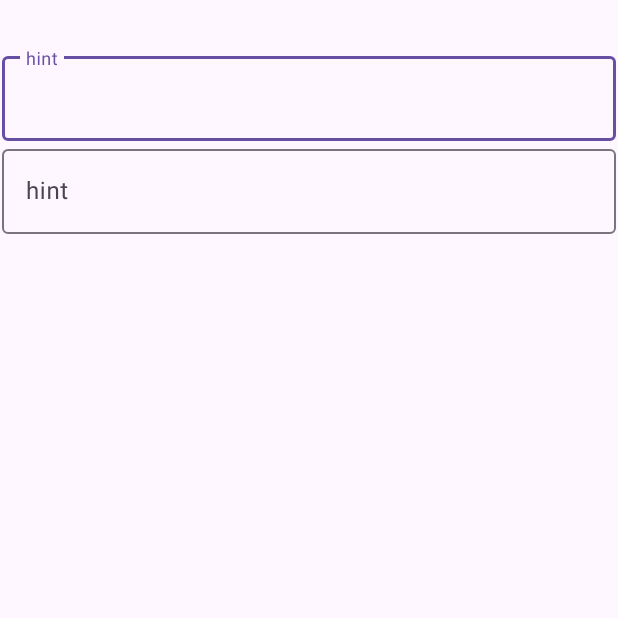
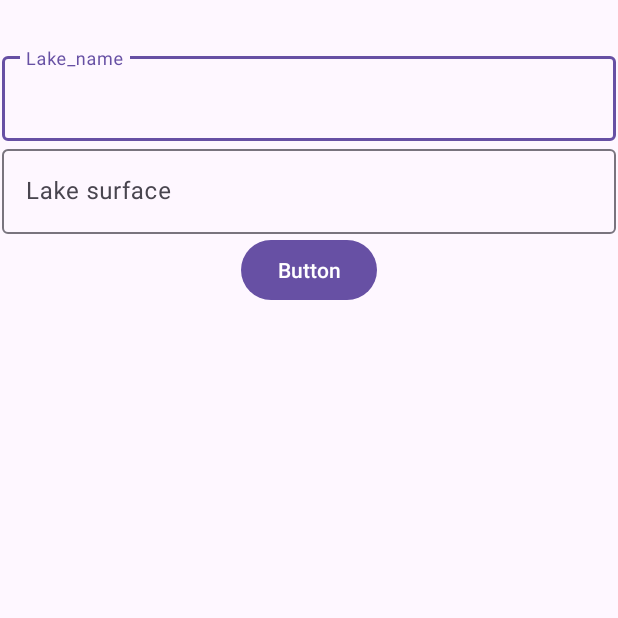
Before and after one commit to AngelGuidos/ParcialJoseGuidosMoviles, an Android app: the fragment AddLagoFragment shown on its own in the app's theme, on a phone screen of 412 x 824 dp, the top half of it. Run offline under Robolectric (Android 15) with nearby library versions, the phone set to English and light mode, and no system bars; our stand-ins replace data binding.

Commit message:
capa ViewModel

```diff
--- a/ParcialJoseGuidos/app/src/main/AndroidManifest.xml
+++ b/ParcialJoseGuidos/app/src/main/AndroidManifest.xml
@@ -3,6 +3,7 @@
     xmlns:tools="http://schemas.android.com/tools">
 
     <application
+        android:name=".LakeReviewerApplication"
         android:allowBackup="true"
         android:dataExtractionRules="@xml/data_extraction_rules"
         android:fullBackupContent="@xml/backup_rules"
@@ -13,7 +14,7 @@
         android:theme="@style/Theme.ParcialJoseGuidos"
         tools:targetApi="31">
         <activity
-            android:name=".MainActivity"
+            android:name=".ui.MainActivity"
             android:exported="true">
             <intent-filter>
                 <action android:name="android.intent.action.MAIN" />
--- a/ParcialJoseGuidos/app/src/main/java/com/galacticstudio/parcialjoseguidos/AddLagoFragment.kt
+++ /dev/null
@@ -1,23 +0,0 @@
-package com.galacticstudio.parcialjoseguidos
-
-import android.os.Bundle
-import androidx.fragment.app.Fragment
-import android.view.LayoutInflater
-import android.view.View
-import android.view.ViewGroup
-
-class AddLagoFragment : Fragment() {
-
-    override fun onCreate(savedInstanceState: Bundle?) {
-        super.onCreate(savedInstanceState)
-    }
-
-    override fun onCreateView(
-        inflater: LayoutInflater, container: ViewGroup?,
-        savedInstanceState: Bundle?
-    ): View? {
-        // Inflate the layout for this fragment
-        return inflater.inflate(R.layout.fragment_add_lago, container, false)
-    }
-
-}
--- /dev/null
+++ b/ParcialJoseGuidos/app/src/main/java/com/galacticstudio/parcialjoseguidos/LakeReviewerApplication.kt
@@ -0,0 +1,11 @@
+package com.galacticstudio.parcialjoseguidos
+
+import android.app.Application
+import com.galacticstudio.parcialjoseguidos.data.lakes
+import com.galacticstudio.parcialjoseguidos.repositories.LakeRepository
+
+class LakeReviewerApplication: Application() {
+    val lakeRepository: LakeRepository by lazy {
+        LakeRepository(lakes)
+    }
+}
--- a/ParcialJoseGuidos/app/src/main/java/com/galacticstudio/parcialjoseguidos/MainActivity.kt
+++ b/ParcialJoseGuidos/app/src/main/java/com/galacticstudio/parcialjoseguidos/ui/MainActivity.kt
@@ -1,7 +1,8 @@
-package com.galacticstudio.parcialjoseguidos
+package com.galacticstudio.parcialjoseguidos.ui
 
 import androidx.appcompat.app.AppCompatActivity
 import android.os.Bundle
+import com.galacticstudio.parcialjoseguidos.R
 
 class MainActivity : AppCompatActivity() {
     override fun onCreate(savedInstanceState: Bundle?) {
--- /dev/null
+++ b/ParcialJoseGuidos/app/src/main/java/com/galacticstudio/parcialjoseguidos/ui/lake/AddLagoFragment.kt
@@ -0,0 +1,60 @@
+package com.galacticstudio.parcialjoseguidos.ui.lake
+
+import android.os.Bundle
+import android.util.Log
+import androidx.fragment.app.Fragment
+import android.view.LayoutInflater
+import android.view.View
+import android.view.ViewGroup
+import androidx.fragment.app.activityViewModels
+import androidx.navigation.fragment.findNavController
+import com.galacticstudio.parcialjoseguidos.R
+import com.galacticstudio.parcialjoseguidos.databinding.FragmentAddLagoBinding
+
+class AddLagoFragment : Fragment() {
+
+    private lateinit var binding: FragmentAddLagoBinding
+
+    private val viewModel: LakeViewModel by activityViewModels {
+        LakeViewModel.Factory
+    }
+
+    override fun onCreateView(
+        inflater: LayoutInflater, container: ViewGroup?,
+        savedInstanceState: Bundle?
+    ): View? {
+        binding = FragmentAddLagoBinding.inflate(inflater, container, false)
+        return binding.root
+    }
+
+    override fun onViewCreated(view: View, savedInstanceState: Bundle?) {
+        super.onViewCreated(view, savedInstanceState)
+
+        setViewModel()
+        observeStatus()
+    }
+
+    private fun setViewModel() {
+        binding.viewmodel = viewModel
+    }
+
+    private fun observeStatus(){
+        viewModel.status.observe(viewLifecycleOwner){status->
+            when{
+                status.equals(LakeViewModel.LAKE_CREATED) ->{
+                    Log.d("APP_TAG", status)
+                    Log.d("APP_TAG", viewModel.getLakes().toString())
+
+                    viewModel.clearStatus()
+                    viewModel.clearData()
+                    findNavController().popBackStack()
+                }
+                status.equals(LakeViewModel.WRONG_DATA) ->{
+                    Log.d("APP_TAG", status)
+                    viewModel.clearStatus()
+                }
+            }
+        }
+    }
+
+}
--- a/ParcialJoseGuidos/app/src/main/res/layout/fragment_add_lago.xml
+++ b/ParcialJoseGuidos/app/src/main/res/layout/fragment_add_lago.xml
@@ -1,10 +1,16 @@
 <?xml version="1.0" encoding="utf-8"?>
-<androidx.constraintlayout.widget.ConstraintLayout xmlns:android="http://schemas.android.com/apk/res/android"
+<layout xmlns:android="http://schemas.android.com/apk/res/android"
     xmlns:app="http://schemas.android.com/apk/res-auto"
-    xmlns:tools="http://schemas.android.com/tools"
+    xmlns:tools="http://schemas.android.com/tools">
+    <data>
+        <variable
+            name="viewmodel"
+            type="com.galacticstudio.parcialjoseguidos.ui.lake.LakeViewModel" />
+    </data>
+    <androidx.constraintlayout.widget.ConstraintLayout
         android:layout_width="match_parent"
         android:layout_height="match_parent"
-    tools:context=".AddLagoFragment" >
+        tools:context=".ui.lake.AddLagoFragment" >
 
         <com.google.android.material.textfield.TextInputLayout
             android:id="@+id/textInputLayout"
@@ -19,12 +25,14 @@
 
             <com.google.android.material.textfield.TextInputEditText
                 android:id="@+id/name_tin"
+                android:text="@={viewmodel.name}"
                 android:layout_width="match_parent"
                 android:layout_height="wrap_content"
-            android:hint="hint" />
+                android:hint="Lake_name" />
         </com.google.android.material.textfield.TextInputLayout>
 
         <com.google.android.material.textfield.TextInputLayout
+            android:id="@+id/textInputLayout2"
             android:layout_width="409dp"
             android:layout_height="wrap_content"
             android:layout_marginStart="1dp"
@@ -37,6 +45,18 @@
                 android:id="@+id/surface_tin"
                 android:layout_width="match_parent"
                 android:layout_height="wrap_content"
-            android:hint="hint" />
+                android:hint="Lake surface"
+                android:text="@={viewmodel.surface}" />
         </com.google.android.material.textfield.TextInputLayout>
+
+        <Button
+            android:id="@+id/action_add"
+            android:onClickListener="@{()-> viewmodel.createLake()}"
+            android:layout_width="wrap_content"
+            android:layout_height="wrap_content"
+            android:text="Button"
+            app:layout_constraintEnd_toEndOf="parent"
+            app:layout_constraintStart_toStartOf="parent"
+            app:layout_constraintTop_toBottomOf="@+id/textInputLayout2" />
     </androidx.constraintlayout.widget.ConstraintLayout>
+</layout>
--- a/ParcialJoseGuidos/app/src/main/res/navigation/nav_graph.xml
+++ b/ParcialJoseGuidos/app/src/main/res/navigation/nav_graph.xml
@@ -7,7 +7,7 @@
 
     <fragment
         android:id="@+id/billboardFragment"
-        android:name="com.galacticstudio.parcialjoseguidos.BillboardFragment"
+        android:name="com.galacticstudio.parcialjoseguidos.ui.lake.BillboardFragment"
         android:label="fragment_billboard"
         tools:layout="@layout/fragment_billboard" >
         <action
@@ -19,12 +19,12 @@
     </fragment>
     <fragment
         android:id="@+id/lagoFragment"
-        android:name="com.galacticstudio.parcialjoseguidos.LagoFragment"
+        android:name="com.galacticstudio.parcialjoseguidos.ui.lake.LagoFragment"
         android:label="fragment_lago"
         tools:layout="@layout/fragment_lago" />
     <fragment
         android:id="@+id/addLagoFragment"
-        android:name="com.galacticstudio.parcialjoseguidos.AddLagoFragment"
+        android:name="com.galacticstudio.parcialjoseguidos.ui.lake.AddLagoFragment"
         android:label="fragment_add_lago"
         tools:layout="@layout/fragment_add_lago" />
 </navigation>
```
Also changed, not shown: ParcialJoseGuidos/app/src/main/java/com/galacticstudio/parcialjoseguidos/LagoFragment.kt (deleted, +0 -26 lines), ParcialJoseGuidos/app/src/main/java/com/galacticstudio/parcialjoseguidos/ui/lake/BillboardFragment.kt (added, +32 -0 lines), ParcialJoseGuidos/app/src/main/java/com/galacticstudio/parcialjoseguidos/ui/lake/LagoFragment.kt (renamed from ParcialJoseGuidos/app/src/main/java/com/galacticstudio/parcialjoseguidos/BillboardFragment.kt, +7 -3 lines), ParcialJoseGuidos/app/src/main/java/com/galacticstudio/parcialjoseguidos/ui/lake/LakeViewModel.kt (added, +65 -0 lines), ParcialJoseGuidos/app/src/main/res/layout/activity_main.xml (+5 -3 lines), ParcialJoseGuidos/app/src/main/res/layout/fragment_billboard.xml (+10 -3 lines), ParcialJoseGuidos/app/src/main/res/layout/fragment_lago.xml (+12 -3 lines). Lines whose indentation alone changed are shown as unchanged.
